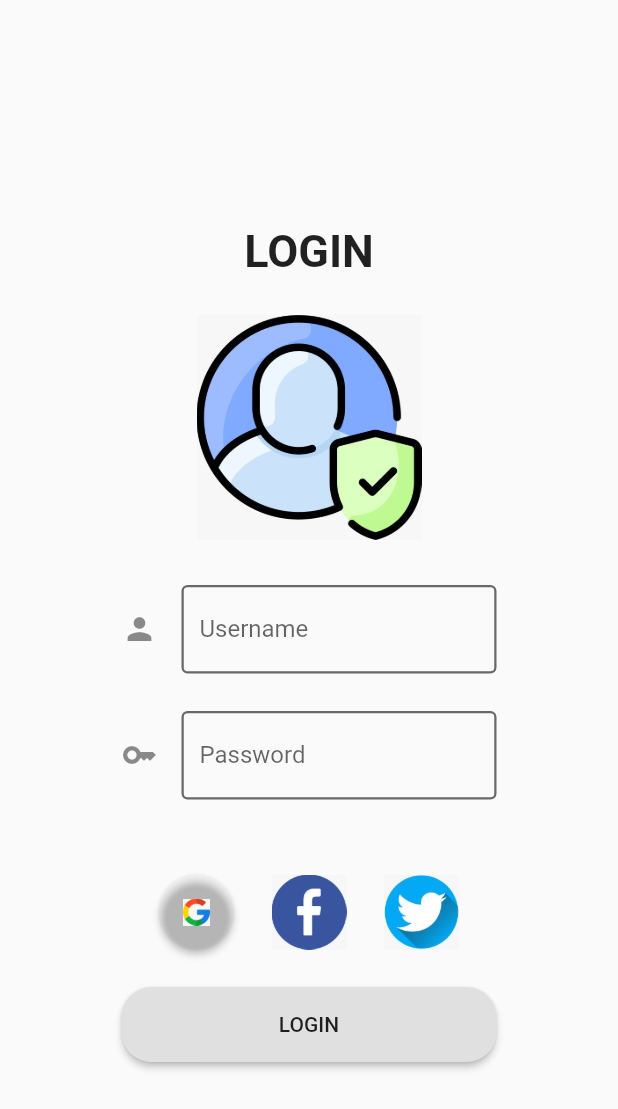
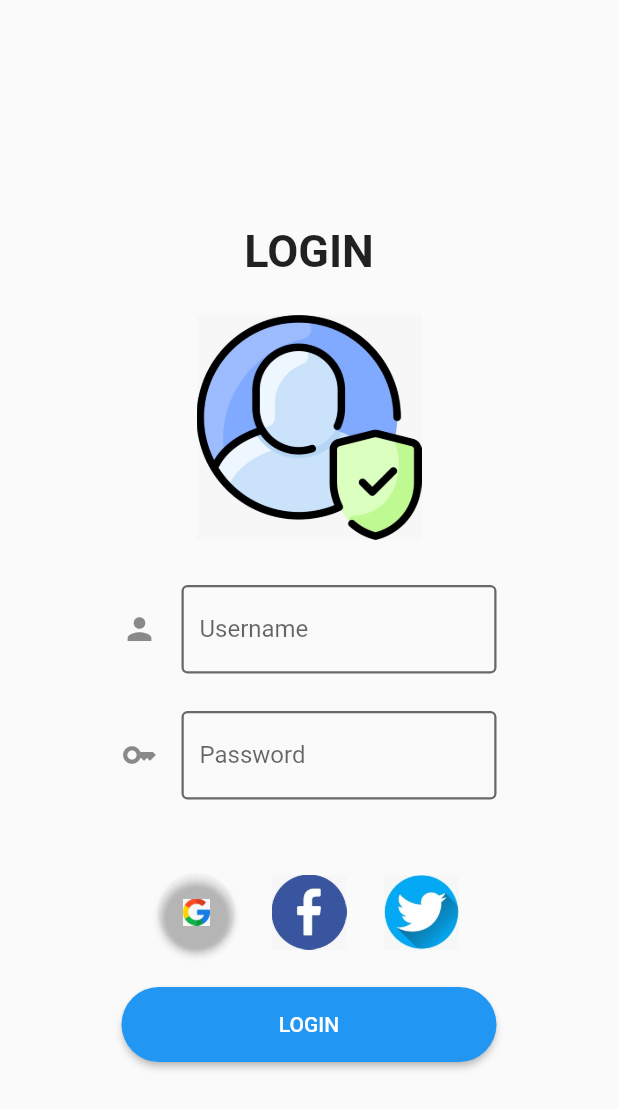
Before and after one commit to wahid48/Tugas-PM-9, a Flutter app: the screen it shows after launch, on a phone screen of 412 x 824 dp. Shown: the top 1109 px of the screen. Run offline on Flutter 3.47's test engine with Material 2 defaults, Android fonts, the phone set to English and light mode, and no system bars.

Commit message:
Add files via upload

```diff
--- a/tugas9/lib/mainpage.dart
+++ b/tugas9/lib/mainpage.dart
@@ -106,10 +106,11 @@ class MainPage extends StatelessWidget {
             SizedBox(
                 width: 250,
                 height: 50,
-                child: RaisedButton(
+                child: ElevatedButton(
                     child: Text('LOGIN'),
-                    shape: RoundedRectangleBorder(
-                        borderRadius: BorderRadius.circular(20)),
+                    style: ButtonStyle(
+                        shape: MaterialStateProperty.all(RoundedRectangleBorder(
+                            borderRadius: BorderRadius.circular(25)))),
                     onPressed: () {}))
           ],
         ),
```
